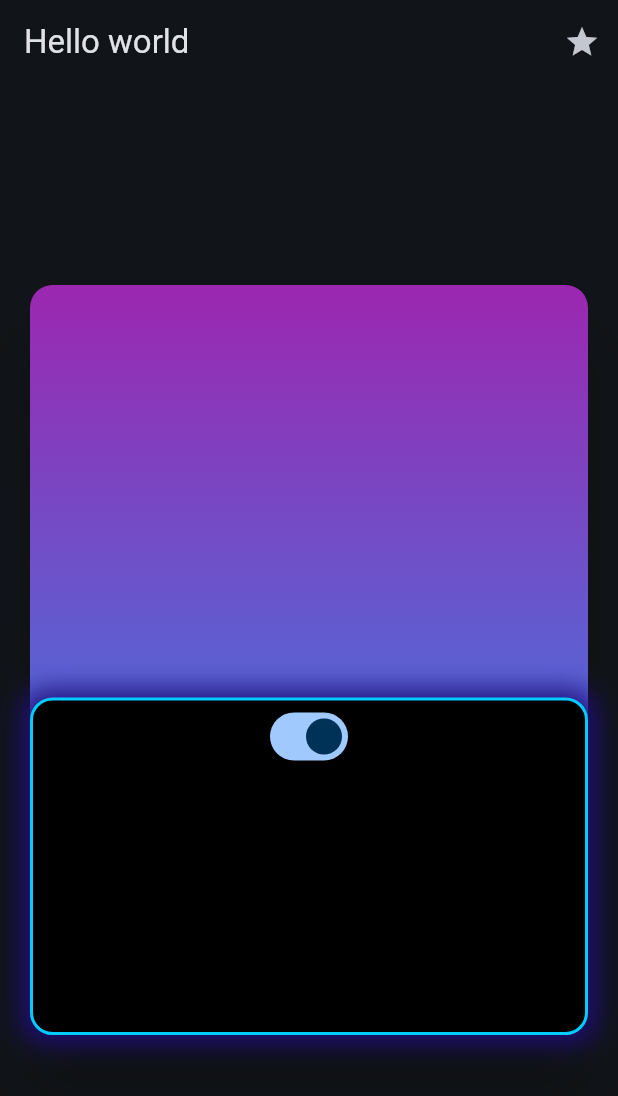
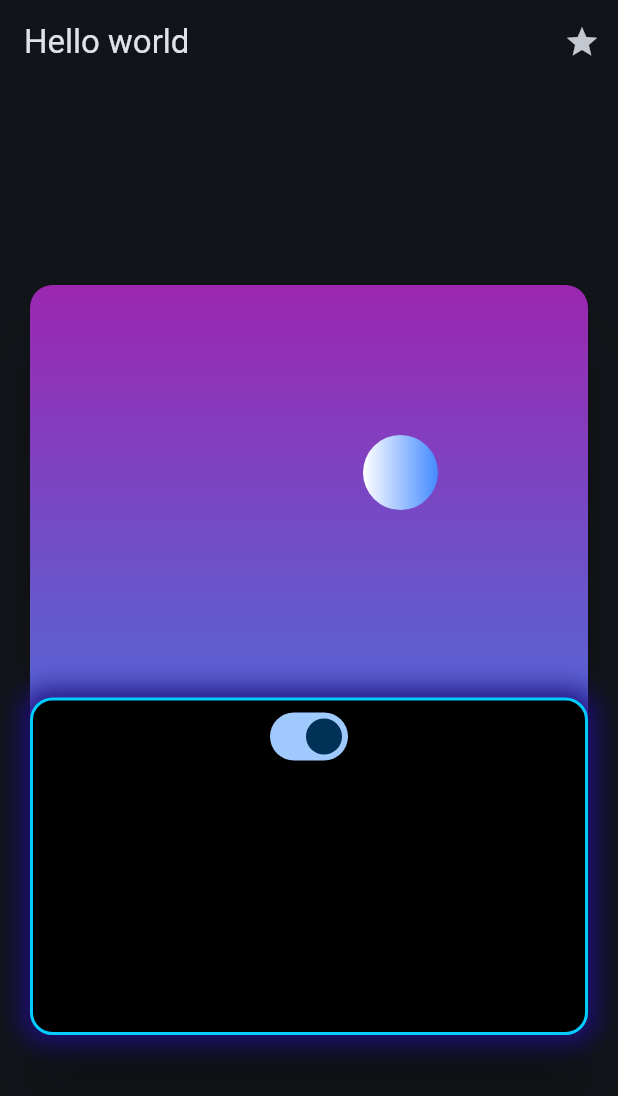
Before and after one commit to De4nWhit3/sunrise, a Flutter app: the screen it shows after launch, after a tap on the "star" icon, on a phone screen of 412 x 824 dp. Shown: the top 1096 px of the screen. Run offline on Flutter 3.47's test engine with Material 2 defaults, Android fonts, the phone set to English and light mode, and no system bars.

Commit message:
added animated moon

```diff
--- a/lib/main.dart
+++ b/lib/main.dart
@@ -1,6 +1,7 @@
 import 'package:flutter/material.dart';
 import 'package:provider/provider.dart';
 import 'package:sunrise/services/ThemeService.dart';
+import 'package:sunrise/widgets/moon.dart';
 import 'package:sunrise/widgets/sun.dart';
 
 void main() {
@@ -104,6 +105,16 @@ class _MyHomePageState extends State<MyHomePage> {
                     ),
                   ),
                   child: Stack(children: [
+                    AnimatedPositioned(
+                      duration: const Duration(milliseconds: 400),
+                      top: themeService.isDarkModeOn ? 100 : 130,
+                      right: themeService.isDarkModeOn ? 100 : -40,
+                      child: AnimatedOpacity(
+                        opacity: themeService.isDarkModeOn ? 1 : 0,
+                        duration: const Duration(milliseconds: 300),
+                        child: const Moon(),
+                      ),
+                    ),
                     AnimatedPadding(
                         padding: EdgeInsets.only(
                             top: themeService.isDarkModeOn ? 110 : 50),
--- /dev/null
+++ b/lib/widgets/moon.dart
@@ -0,0 +1,16 @@
+import 'package:flutter/material.dart';
+
+class Moon extends StatelessWidget {
+  const Moon({super.key});
+
+  @override
+  Widget build(BuildContext context) {
+    return Container(
+      width: 50,
+      height: 50,
+      decoration: const BoxDecoration(
+          shape: BoxShape.circle,
+          gradient: LinearGradient(colors: [Colors.white, Colors.blueAccent])),
+    );
+  }
+}
```
